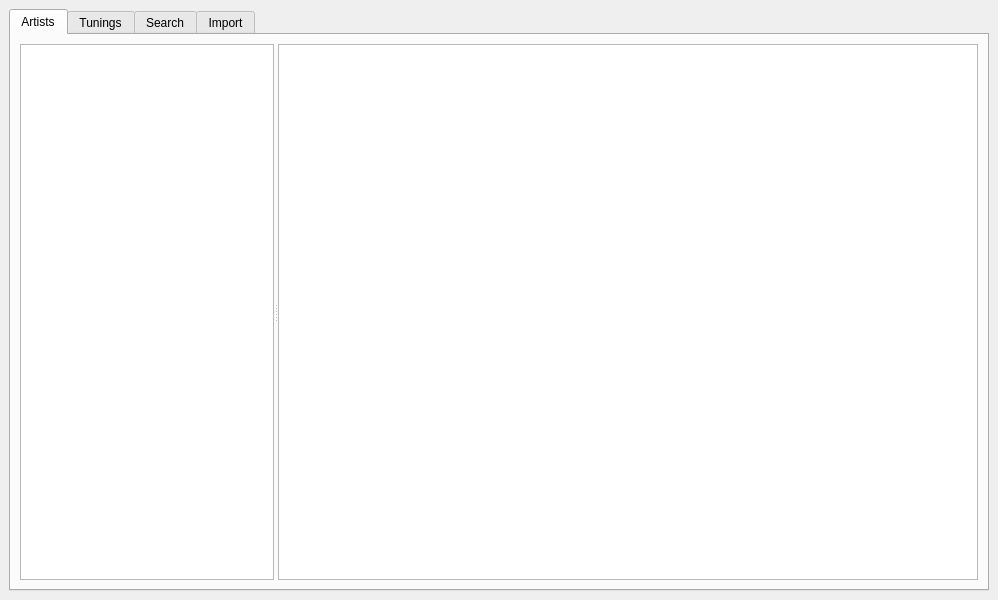
Before: the Qt Designer form design.ui in jpfudger/chordproc, drawn with Qt 5.
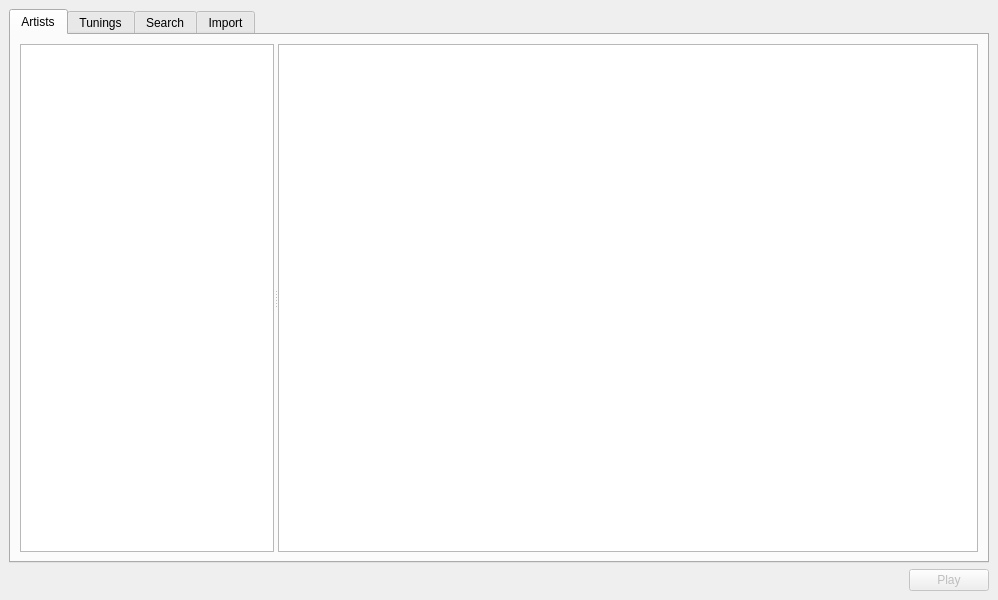
After: the same form once the commit is applied.

Commit message: Add play button for current song/album

The edit to the form file:
```diff
--- a/design.ui
+++ b/design.ui
@@ -170,6 +170,33 @@
       </widget>
      </widget>
     </item>
+    <item>
+     <layout class="QHBoxLayout" name="horizontalLayout">
+      <item>
+       <spacer name="horizontalSpacer">
+        <property name="orientation">
+         <enum>Qt::Horizontal</enum>
+        </property>
+        <property name="sizeHint" stdset="0">
+         <size>
+          <width>40</width>
+          <height>20</height>
+         </size>
+        </property>
+       </spacer>
+      </item>
+      <item>
+       <widget class="QPushButton" name="playButton">
+        <property name="enabled">
+         <bool>false</bool>
+        </property>
+        <property name="text">
+         <string>Play</string>
+        </property>
+       </widget>
+      </item>
+     </layout>
+    </item>
    </layout>
   </widget>
   <widget class="QMenuBar" name="menuBar">
```
Left out of the diff: 17 changed lines with no effect on the pictures. The commit also changes 2 other files.
